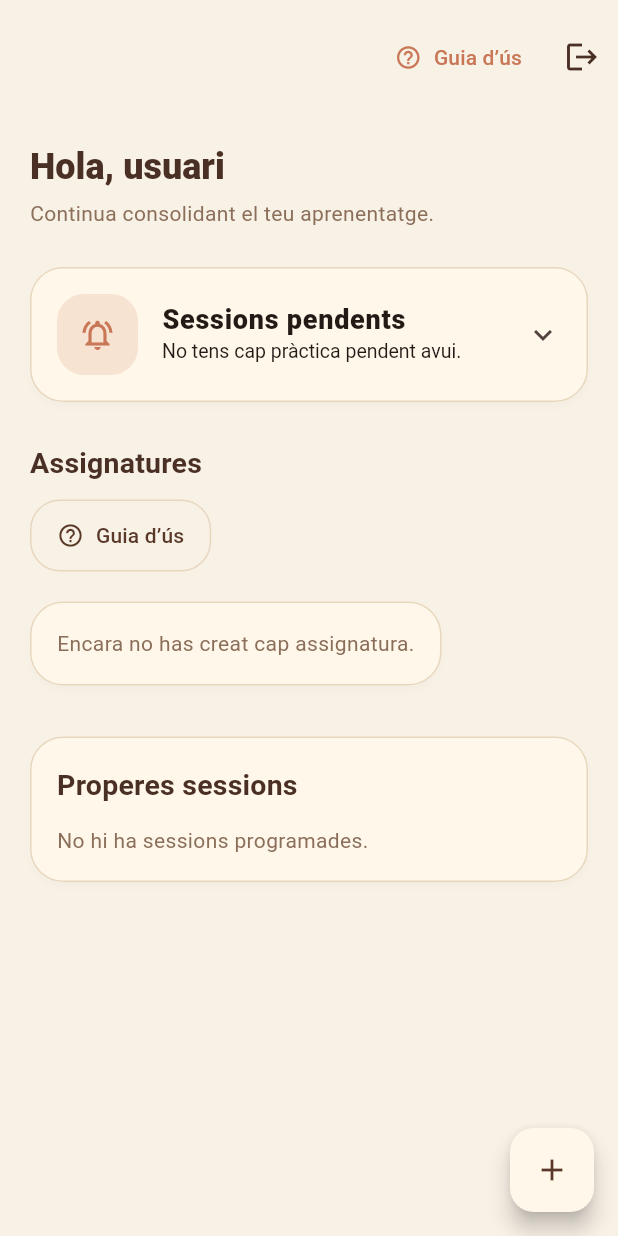
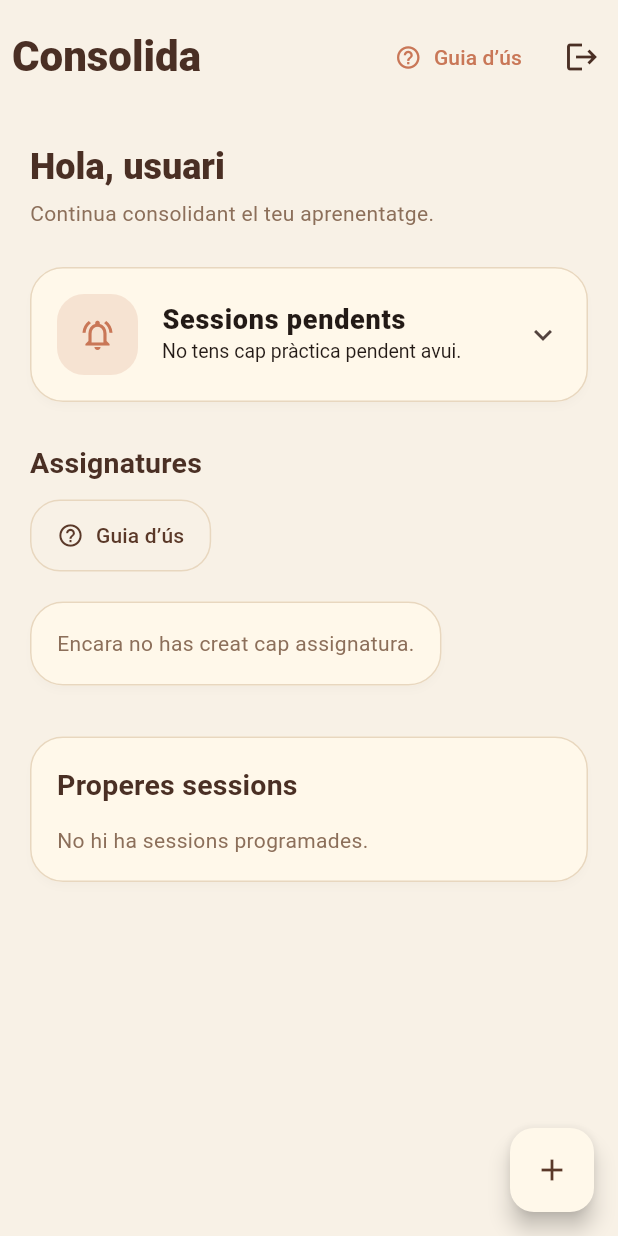
Before and after one commit to nillescure4/Consolida, a Flutter app: the screen it shows once a user with an empty profile is signed in, on a phone screen of 412 x 824 dp. Run offline on Flutter 3.47's test engine with Material 3 defaults, Android fonts, the phone set to English and light mode, and no system bars; our stand-ins replace cloud_firestore, file_picker, firebase_auth, firebase_core, flutter_local_notifications, google_sign_in and 2 more; missing offline and left inert: syncfusion_flutter_pdf; accounts and stored records are empty; Roboto replaces fonts that are missing (Georgia).

Commit message:
[NEW] Afegir titol a la pàgina d'inici.

```diff
--- a/lib/pages/home_page.dart
+++ b/lib/pages/home_page.dart
@@ -547,7 +547,7 @@ class _HomePageState extends State<HomePage> {
   @override
   Widget build(BuildContext context) {
     return AppScaffold(
-      title: '',
+      title: 'Consolida',
       automaticallyImplyLeading: false,
       actions: [
         TextButton.icon(
--- a/lib/theme/app_theme.dart
+++ b/lib/theme/app_theme.dart
@@ -62,7 +62,7 @@ class AppTheme {
         centerTitle: false,
         titleTextStyle: TextStyle(
           color: AppColors.text,
-          fontSize: 22,
+          fontSize: 28,
           fontWeight: FontWeight.w800,
           fontFamily: 'Georgia',
         ),
```
Also changed, not shown: 1 other file.
